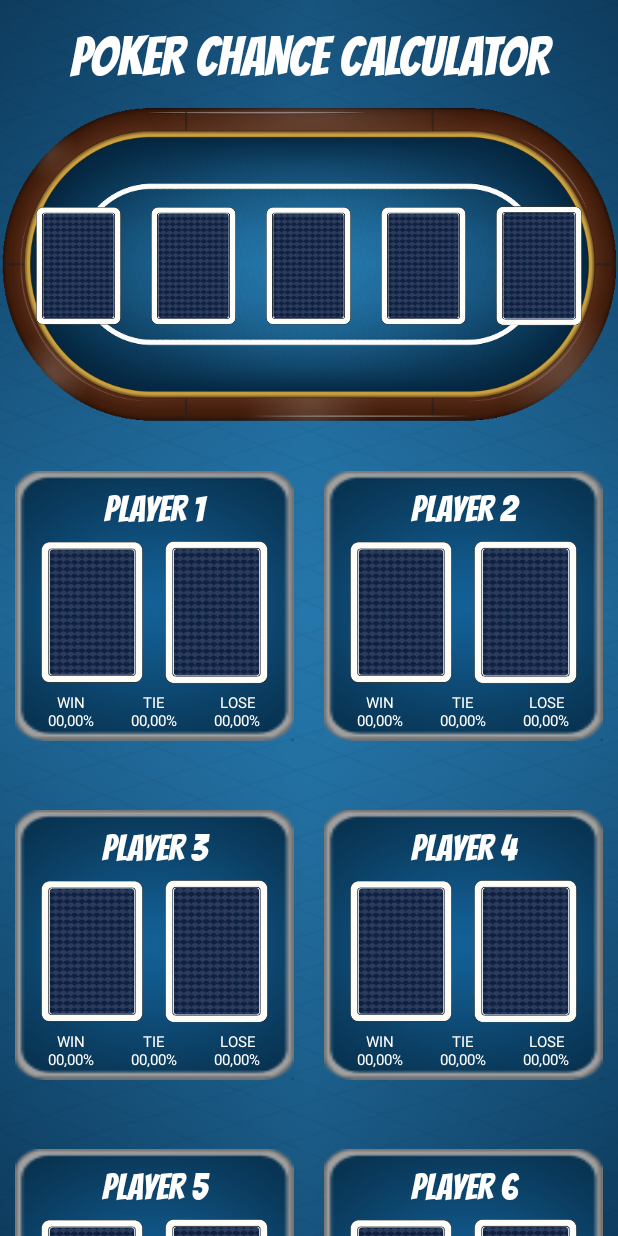
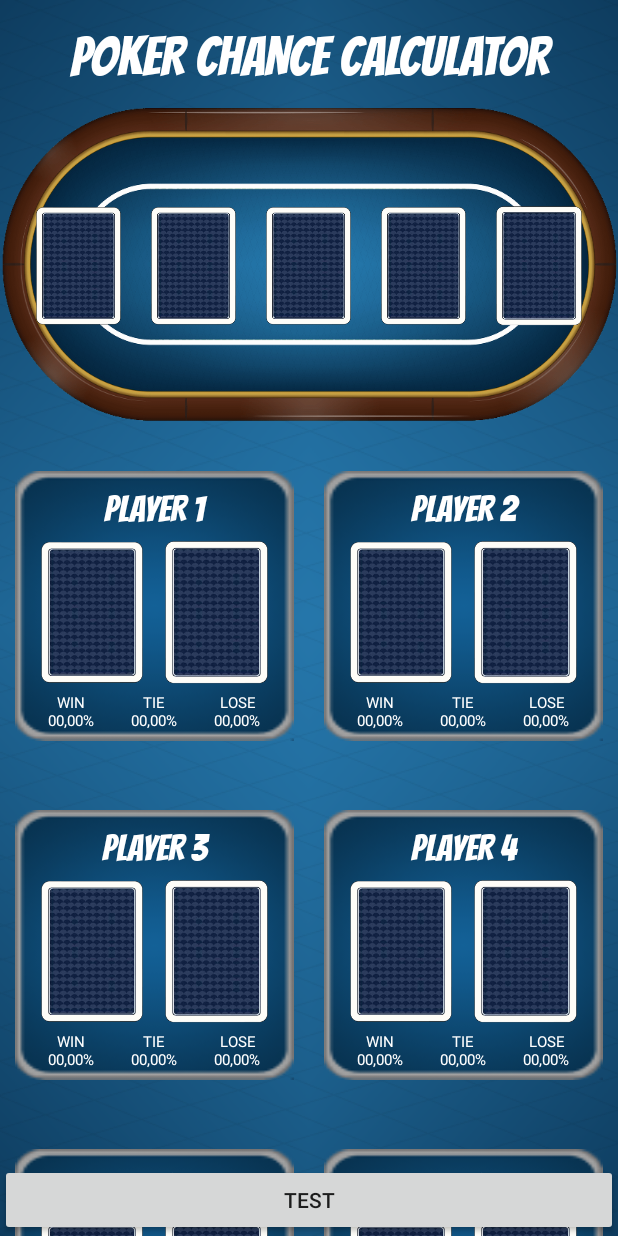
Before and after one commit to Parlov12/Poker_chance_calculator, an Android app: the screen it shows after launch (MainActivity), on a phone screen of 412 x 824 dp. Run offline under Robolectric (Android 15) with nearby library versions, the phone set to English and light mode, and no system bars.

Commit message:
11th commit

```diff
--- a/app/src/main/AndroidManifest.xml
+++ b/app/src/main/AndroidManifest.xml
@@ -9,7 +9,9 @@
         android:roundIcon="@mipmap/ic_launcher_round"
         android:supportsRtl="true"
         android:theme="@style/Custom">
-        <activity android:name=".MainActivity"
+        <activity android:name=".Test"></activity>
+        <activity
+            android:name=".MainActivity"
             android:screenOrientation="portrait">
             <intent-filter>
                 <action android:name="android.intent.action.MAIN" />
@@ -17,6 +19,7 @@
                 <category android:name="android.intent.category.LAUNCHER" />
             </intent-filter>
         </activity>
+
         <meta-data
             android:name="preloaded_fonts"
             android:resource="@array/preloaded_fonts" />
--- a/app/src/main/java/com/example/pokerchancecalculator/MainActivity.java
+++ b/app/src/main/java/com/example/pokerchancecalculator/MainActivity.java
@@ -16,6 +16,7 @@ import android.os.Bundle;
 import android.os.Handler;
 import android.util.Log;
 import android.view.View;
+import android.widget.Button;
 import android.widget.ImageView;
 import android.widget.LinearLayout;
 import android.widget.TextView;
@@ -46,6 +47,22 @@ public class MainActivity extends AppCompatActivity {
     protected void onCreate(Bundle savedInstanceState) {
         super.onCreate(savedInstanceState);
         setContentView(R.layout.activity_main);
+
+
+        // test
+        Intent startTest = new Intent(MainActivity.this, Test.class);
+        startTest.putExtra("key", 0); //Optional parameters
+
+        Button testniButton = findViewById(R.id.test);
+
+        testniButton.setOnClickListener(new View.OnClickListener() {
+            @Override
+            public void onClick(View view) {
+                MainActivity.this.startActivity(startTest);
+
+            }
+        });
+        //kraj test
 
         Log.d(TAG, "onCreate created");
 
--- a/app/src/main/res/layout/activity_main.xml
+++ b/app/src/main/res/layout/activity_main.xml
@@ -6,6 +6,15 @@
     android:layout_height="match_parent"
     android:background="@drawable/background1_1"
     tools:context=".MainActivity">
+
+    <Button
+        android:id="@+id/test"
+        android:layout_width="match_parent"
+        android:layout_height="wrap_content"
+        android:text="TEST"
+        app:layout_constraintBottom_toBottomOf="@+id/scroll_view"
+        app:layout_constraintEnd_toEndOf="parent"
+        app:layout_constraintStart_toStartOf="parent" />
 
     <ImageView
         android:id="@+id/stol"
@@ -1068,6 +1077,7 @@
         android:background="@drawable/veliki_okvir"
         android:gravity="center_horizontal"
         android:orientation="vertical"
+        android:visibility="invisible"
         app:layout_constraintBottom_toBottomOf="parent"
         app:layout_constraintEnd_toEndOf="parent"
         app:layout_constraintStart_toStartOf="parent"
```
Also changed, not shown: app/src/main/java/com/example/pokerchancecalculator/Test.java (added, +21 -0 lines), app/src/main/res/layout/activity_test.xml (added, +37 -0 lines).
